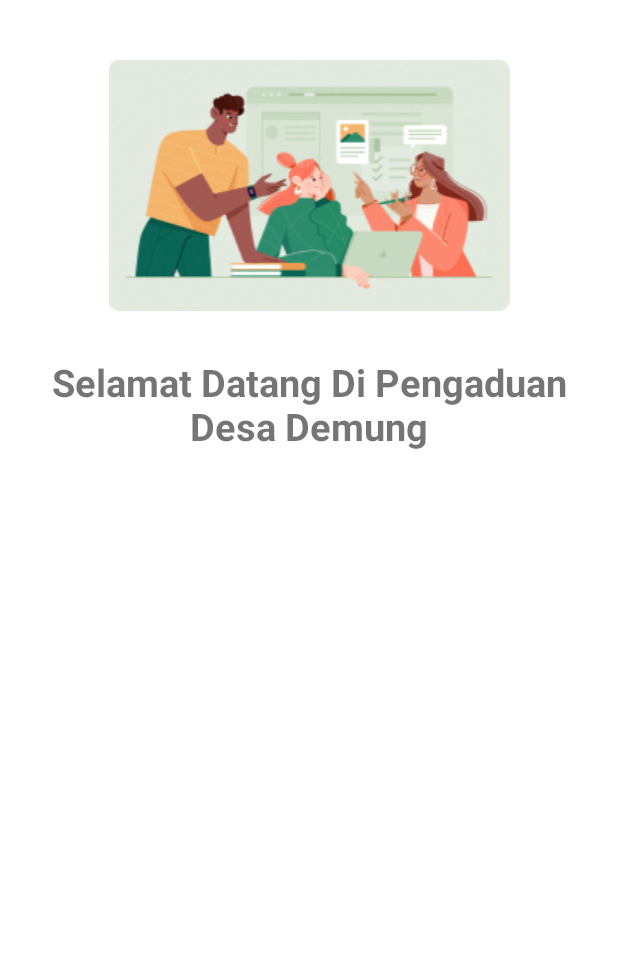
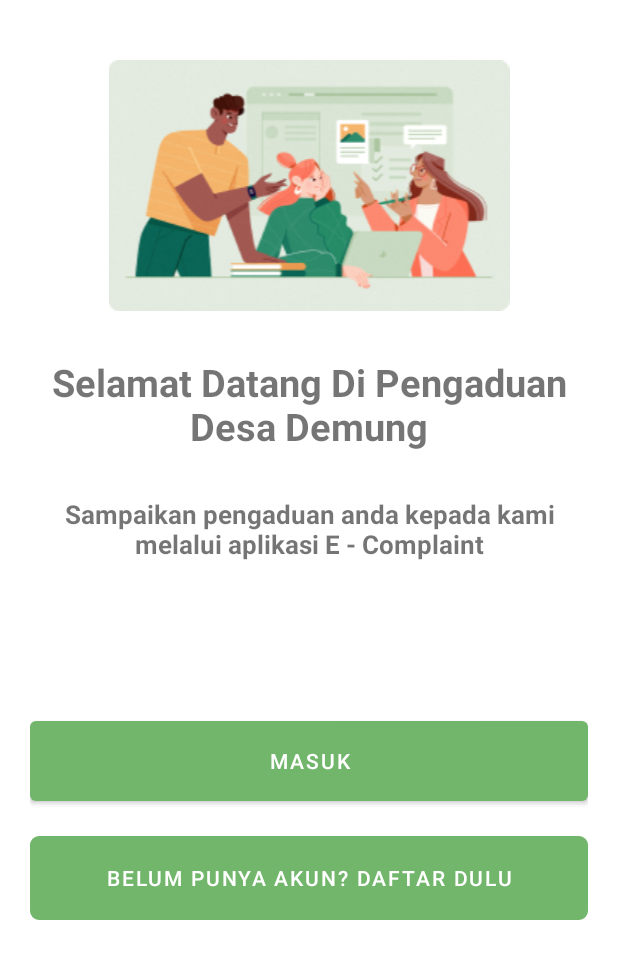
Before and after one commit to Rhomaedy1201/Mobile-Sidemung, an Android app: the screen it shows after launch (StartPage), on a phone screen of 412 x 824 dp. Shown: the top 959 px of the screen. Run offline under Robolectric (Android 15) with nearby library versions, the phone set to English and light mode, and no system bars.

```diff
--- a/app/src/main/java/com/rippleInv/sidemung/routing/Router.java
+++ b/app/src/main/java/com/rippleInv/sidemung/launcher/PageRouter.java
@@ -1,11 +1,11 @@
-package com.rippleInv.sidemung.routing;
+package com.rippleInv.sidemung.launcher;
 
 import android.content.Context;
 import android.content.Intent;
 
-public class Router {
+public class PageRouter {
 
-    public static void start(Context context, Class<?> cls) {
+    public static void launch(Context context, Class<?> cls) {
         Intent intent = new Intent(context, cls);
         context.startActivity(intent);
     }
--- a/app/src/main/java/com/rippleInv/sidemung/views/auth/Register.java
+++ b/app/src/main/java/com/rippleInv/sidemung/views/auth/Register.java
@@ -11,6 +11,6 @@ public class Register extends AppCompatActivity {
     @Override
     protected void onCreate(Bundle savedInstanceState) {
         super.onCreate(savedInstanceState);
-        setContentView(R.layout.activity_register);
+        setContentView(R.layout.activity_regist);
     }
 }
--- a/app/src/main/java/com/rippleInv/sidemung/views/auth/StartPage.java
+++ b/app/src/main/java/com/rippleInv/sidemung/views/auth/StartPage.java
@@ -3,14 +3,30 @@ package com.rippleInv.sidemung.views.auth;
 import androidx.appcompat.app.AppCompatActivity;
 
 import android.os.Bundle;
+import android.widget.Button;
 
 import com.rippleInv.sidemung.R;
+import com.rippleInv.sidemung.launcher.PageRouter;
 
 public class StartPage extends AppCompatActivity {
-
+    private Button btnToLogin, btnToRegister;
     @Override
     protected void onCreate(Bundle savedInstanceState) {
         super.onCreate(savedInstanceState);
         setContentView(R.layout.activity_start_page);
+        init();
+    }
+    private void init(){
+        btnToLogin = findViewById(R.id.btnToLogin);
+        btnToRegister = findViewById(R.id.btnToRegister);
+
+        btnToLogin.setOnClickListener(v ->{
+            PageRouter.launch(this,Login.class);
+        });
+
+        btnToRegister.setOnClickListener(v->{
+            PageRouter.launch(this,Register.class);
+        });
+
     }
 }
--- a/app/src/main/java/com/rippleInv/sidemung/views/splash/splashScreen.java
+++ b/app/src/main/java/com/rippleInv/sidemung/views/splash/splashScreen.java
@@ -6,9 +6,8 @@ import android.os.Bundle;
 import android.os.Handler;
 
 import com.rippleInv.sidemung.views.auth.StartPage;
-import com.rippleInv.sidemung.views.home.MainActivity;
 import com.rippleInv.sidemung.R;
-import com.rippleInv.sidemung.routing.Router;
+import com.rippleInv.sidemung.launcher.PageRouter;
 
 public class splashScreen extends AppCompatActivity {
     private static int SPLASH_TIME_OUT = 3000; // 3 seconds
@@ -20,7 +19,7 @@ public class splashScreen extends AppCompatActivity {
         new Handler().postDelayed(new Runnable() {
             @Override
             public void run() {
-                Router.start(splashScreen.this, StartPage.class);
+                PageRouter.launch(splashScreen.this, StartPage.class);
                 finish();
             }
         }, SPLASH_TIME_OUT);
--- /dev/null
+++ b/app/src/main/res/drawable/btn_secondary.xml
@@ -0,0 +1,9 @@
+<?xml version="1.0" encoding="utf-8"?>
+<shape xmlns:android="http://schemas.android.com/apk/res/android"
+    android:shape="rectangle">
+
+    <stroke android:color="@color/green01" android:width="1dp"/>
+
+    <corners android:radius="5dp"/>
+
+</shape>
--- a/app/src/main/res/layout/activity_register.xml
+++ b/app/src/main/res/layout/activity_regist.xml
@@ -1,9 +1,6 @@
 <?xml version="1.0" encoding="utf-8"?>
 <androidx.constraintlayout.widget.ConstraintLayout xmlns:android="http://schemas.android.com/apk/res/android"
-    xmlns:app="http://schemas.android.com/apk/res-auto"
-    xmlns:tools="http://schemas.android.com/tools"
     android:layout_width="match_parent"
-    android:layout_height="match_parent"
-    tools:context=".views.auth.Register">
+    android:layout_height="match_parent">
 
 </androidx.constraintlayout.widget.ConstraintLayout>
--- a/app/src/main/res/layout/activity_start_page.xml
+++ b/app/src/main/res/layout/activity_start_page.xml
@@ -7,20 +7,61 @@
     tools:context=".views.auth.StartPage">
 
     <ImageView
+        android:id="@+id/imgwelcome"
         android:layout_width="match_parent"
         android:layout_height="wrap_content"
-        android:id="@+id/imgwelcome"
         android:layout_alignParentTop="true"
-        android:src="@drawable/imgwelcome"
-        android:layout_marginTop="40dp"/>
+        android:layout_marginTop="40dp"
+        android:src="@drawable/imgwelcome" />
+
     <TextView
+        android:id="@+id/titleWelcome"
         android:layout_width="match_parent"
         android:layout_height="wrap_content"
+        android:layout_below="@id/imgwelcome"
+        android:layout_marginTop="30dp"
+        android:gravity="center"
         android:text="@string/titleWelcome"
-        android:layout_below="@id/imgwelcome"
+        android:textSize="25sp"
+        android:textStyle="bold" />
+
+    <TextView
+        android:id="@+id/subJudul"
+        android:layout_width="wrap_content"
+        android:layout_height="wrap_content"
+        android:layout_below="@+id/titleWelcome"
+        android:layout_marginTop="9dp"
         android:gravity="center"
-        android:layout_marginTop="30dp"
-        android:textStyle="bold"
-        android:textSize="25sp"/>
+        android:padding="20dp"
+        android:text="Sampaikan pengaduan anda kepada kami melalui aplikasi E - Complaint"
+        android:textSize="17sp"
+        android:textStyle="bold" />
+
+    <LinearLayout
+        android:id="@+id/buttonLayout"
+        android:layout_width="match_parent"
+        android:layout_height="wrap_content"
+        android:layout_below="@+id/subJudul"
+        android:layout_marginLeft="20dp"
+        android:layout_marginRight="20dp"
+        android:orientation="vertical"
+        android:layout_marginTop="80dp"
+        android:layout_alignParentBottom="true"
+        android:weightSum="2">
+
+        <Button
+            android:id="@+id/btnToLogin"
+            android:layout_width="match_parent"
+            android:layout_height="65dp"
+            android:text="Masuk" />
+
+        <Button
+            android:id="@+id/btnToRegister"
+            android:layout_width="match_parent"
+            android:layout_height="56dp"
+            android:layout_marginTop="17sp"
+            android:background="@drawable/btn_secondary"
+            android:text="Belum punya Akun? Daftar dulu" />
+    </LinearLayout>
 
 </RelativeLayout>
--- a/app/src/main/res/values/themes.xml
+++ b/app/src/main/res/values/themes.xml
@@ -2,7 +2,7 @@
     <!-- Base application theme. -->
     <style name="Theme.Sidemung" parent="Theme.MaterialComponents.DayNight.NoActionBar">
         <!-- Primary brand color. -->
-        <item name="colorPrimary">@color/purple_500</item>
+        <item name="colorPrimary">@color/green01</item>
         <item name="colorPrimaryVariant">@color/purple_700</item>
         <item name="colorOnPrimary">@color/white</item>
         <!-- Secondary brand color. -->
@@ -10,7 +10,7 @@
         <item name="colorSecondaryVariant">@color/teal_700</item>
         <item name="colorOnSecondary">@color/black</item>
         <!-- Status bar color. -->
-        <item name="android:statusBarColor">?attr/colorPrimaryVariant</item>
+        <item name="android:statusBarColor">?attr/colorPrimary</item>
         <!-- Customize your theme here. -->
     </style>
 </resources>
```
Also changed, not shown: app/src/main/res/drawable/edittext_background.xml (added, +12 -0 lines), app/src/main/res/layout/activity_login.xml (+66 -0 lines), app/src/main/res/layout/activity_splash_screen.xml (+6 -4 lines).
